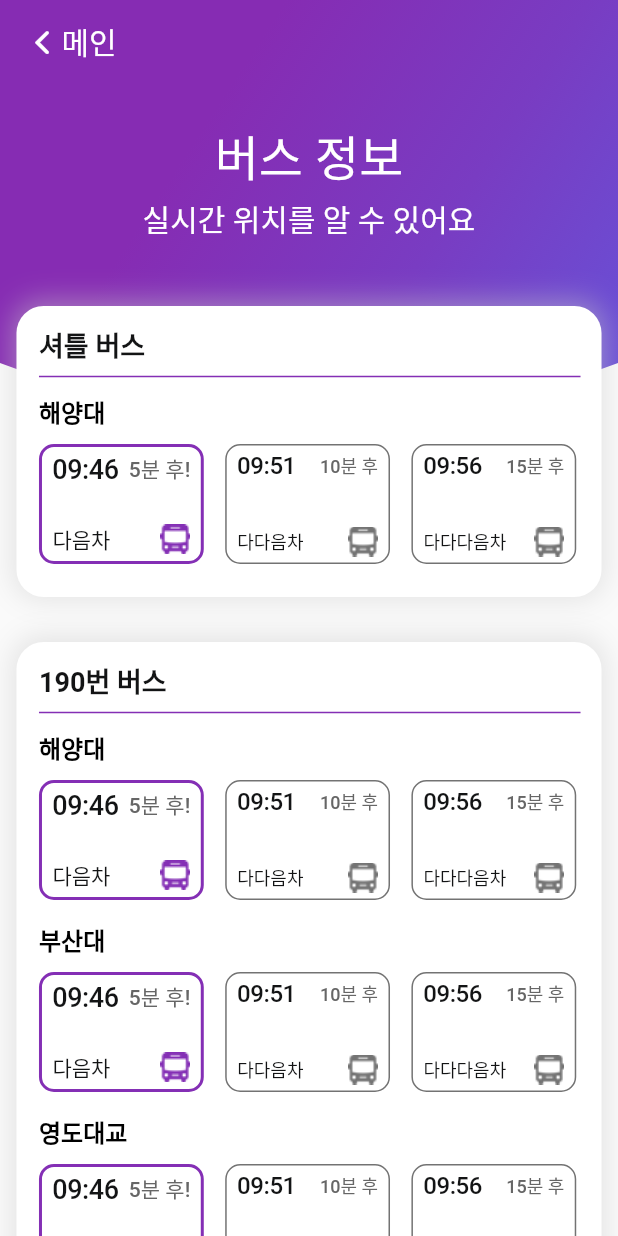
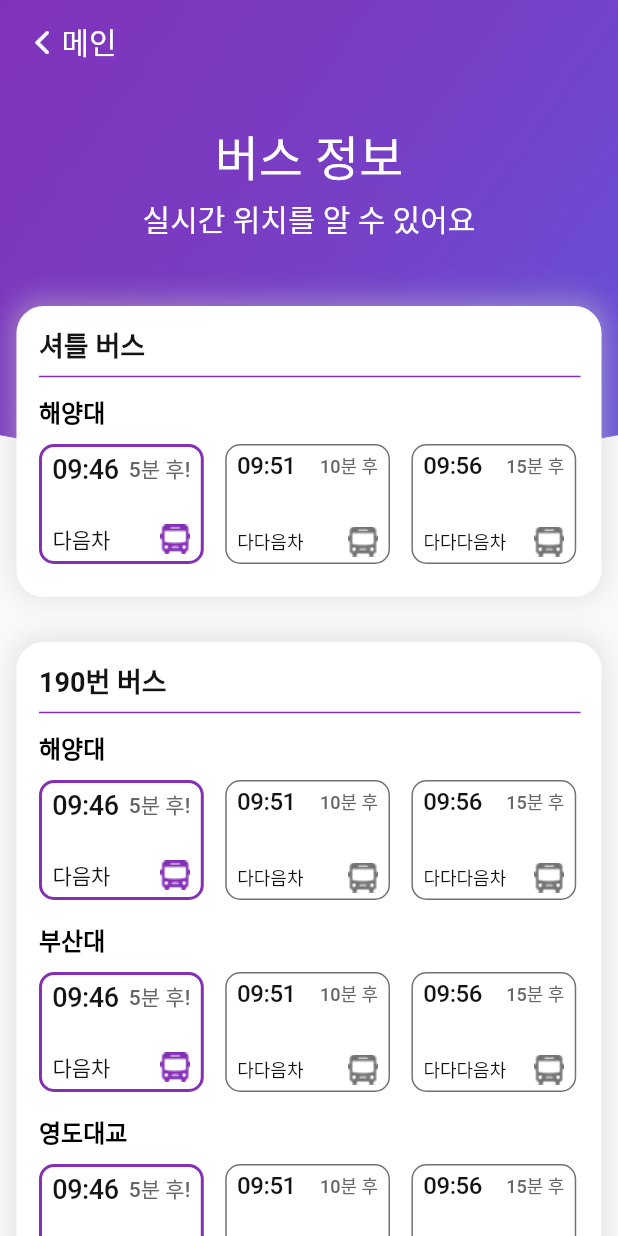
Before and after one commit to chaeyeonhan1225/DSC_KMOU_APP, a Flutter app: the screen it shows after launch, on a phone screen of 412 x 824 dp. Run offline on Flutter 3.47's test engine with Material 2 defaults, Android fonts, the phone set to English and light mode, and no system bars; our stand-ins replace flutter_custom_clippers; Roboto replaces fonts that are missing (NotoSansKR).

Commit message:
최종 수정

```diff
--- a/dsc_bus_app/lib/main.dart
+++ b/dsc_bus_app/lib/main.dart
@@ -149,12 +149,17 @@ class _MyHomePageState extends State<MyHomePage> {
                                     ),
                                   ),
                                   SizedBox(width: 22 * fullWidth * rate),
-                                  Image.asset("images/busInfo.png")
+                                  SizedBox(
+                                    width: 62,
+                                    height: 44,
+                                    child:
+                                        Image.asset("images/bus_big_image.png"),
+                                  )
                                 ],
                               ),
                               decoration: BoxDecoration(
                                 borderRadius:
-                                BorderRadius.all(Radius.circular(18)),
+                                    BorderRadius.all(Radius.circular(18)),
                                 border: Border.all(
                                     color: const Color(0xff842fb5), width: 1),
                                 boxShadow: [
--- a/dsc_bus_app/lib/widgets/TopContainer.dart
+++ b/dsc_bus_app/lib/widgets/TopContainer.dart
@@ -1,6 +1,5 @@
 import 'package:flutter/material.dart';
 import 'package:flutter/cupertino.dart';
-import 'package:flutter_custom_clippers/flutter_custom_clippers.dart';
 
 class TopContainer extends StatelessWidget{
 
@@ -9,19 +8,13 @@ class TopContainer extends StatelessWidget{
 
   @override
   Widget build(BuildContext context){
-    return  ClipPath(
-      clipper: OvalBottomBorderClipper(),
-      child: Container(
-        width: double.infinity,
-        height: 282,
-        decoration: BoxDecoration(
-          gradient: LinearGradient(
-            begin: Alignment(1, 1.0066717739762931),
-            end: Alignment(-0.3834225260416666, -0.3105676773146455),
-            colors: backgroundColor,
-          ),
-        ),
+    return  Container(
+      width: double.infinity,
+      // height: 282,
+      child: Image.asset(
+        'images/TopContainer.png',fit:BoxFit.cover,
       ),
+
     );
   }
 }
--- a/dsc_bus_app/pubspec.yaml
+++ b/dsc_bus_app/pubspec.yaml
@@ -24,8 +24,12 @@ flutter:
     - images/iconmonstr-bus.png
     - images/iconmonstrBus1240@2x.png
     - images/iconmonstrBus1240@3x.png
-    - images/busInfo.png
+    - images/bus_big_image.png
+    - images/TopContainer.png
 fonts:
   - family: NotoSansKR
     fonts:
       - asset: fonts/NotoSansKR-Medium.otf
+  - family: NotoSansKR-Light
+    fonts:
+      - asset: fonts/NotoSansKR-Light.otf
```
Also changed, not shown: dsc_bus_app/images/TopContainer.png (added), dsc_bus_app/images/bus_big_image.png (added).
